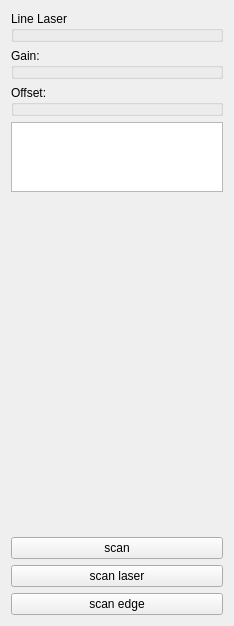
Before: the Qt Designer form UI/_scancaliberationsection.ui in PenthiusX/BareBonesEngine, drawn with Qt 5.
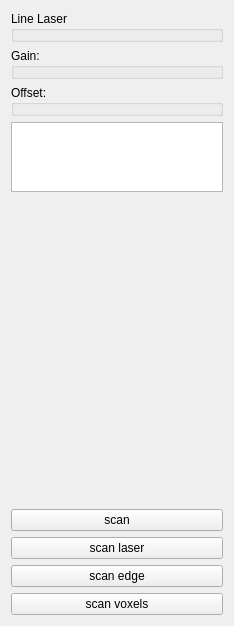
After: the same form once the commit is applied. Custom widgets are drawn as their Qt base class.

Commit message: voxel generation

```diff
--- a/UI/_scancaliberationsection.ui
+++ b/UI/_scancaliberationsection.ui
@@ -78,6 +78,13 @@
      </property>
     </widget>
    </item>
+   <item>
+    <widget class="QPushButton" name="scan_voxels_button">
+     <property name="text">
+      <string>scan voxels</string>
+     </property>
+    </widget>
+   </item>
   </layout>
  </widget>
  <customwidgets>
```
The commit also changes 17 other files.
